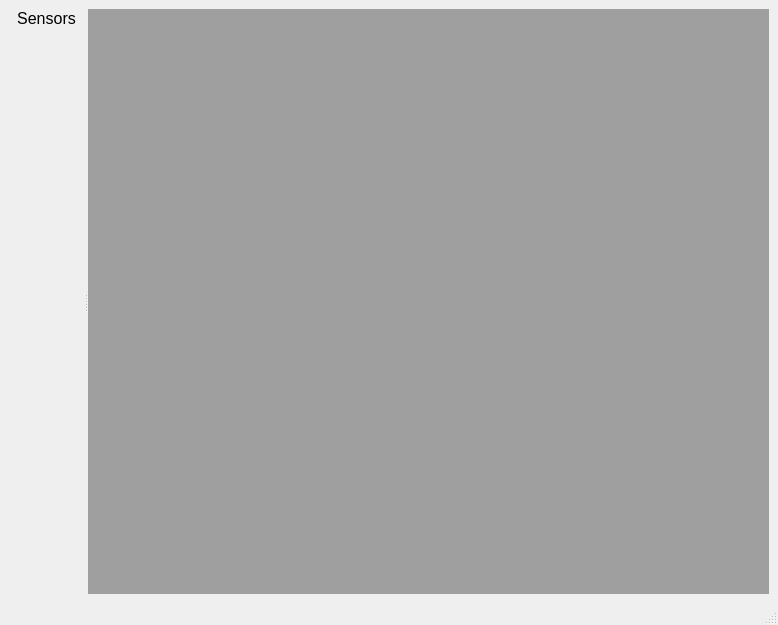
Old version of the form applications/viewer/clientViewer/mainwindow.ui in the repository T-PLAY/hub.
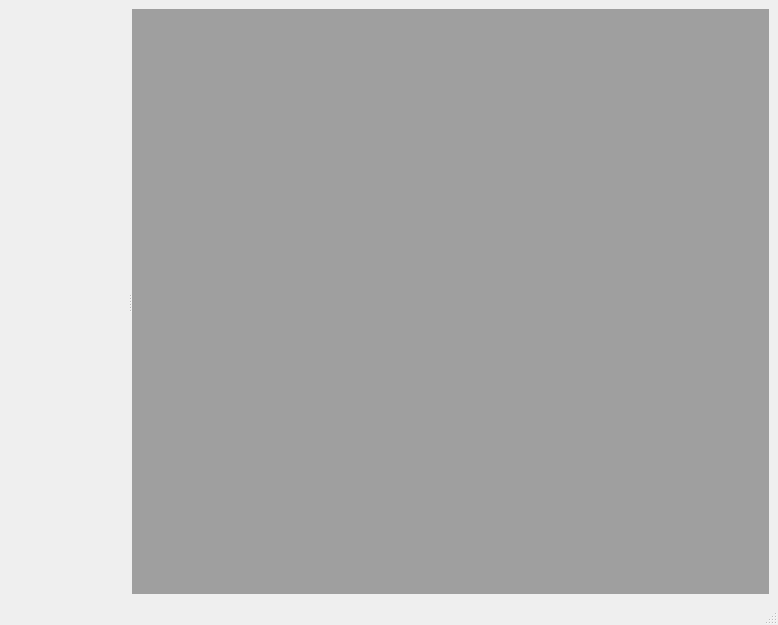
New version of the form. Custom widgets are drawn as their Qt base class.

Commit message: refactor dock, enable to not use server view

The edit to the form file:
```diff
--- a/applications/viewer/clientViewer/mainwindow.ui
+++ b/applications/viewer/clientViewer/mainwindow.ui
@@ -20,54 +20,13 @@
    <string>MainWindow</string>
   </property>
   <widget class="QWidget" name="centralwidget">
-   <layout class="QVBoxLayout" name="verticalLayout_4">
+   <layout class="QVBoxLayout" name="verticalLayout">
     <item>
      <widget class="QSplitter" name="splitter">
-      <property name="sizePolicy">
-       <sizepolicy hsizetype="Preferred" vsizetype="Preferred">
-        <horstretch>0</horstretch>
-        <verstretch>0</verstretch>
-       </sizepolicy>
-      </property>
       <property name="orientation">
        <enum>Qt::Horizontal</enum>
       </property>
-      <widget class="QWidget" name="verticalLayoutWidget_2">
-       <layout class="QVBoxLayout" name="verticalLayout">
-        <item>
-         <widget class="QLabel" name="label">
-          <property name="font">
-           <font>
-            <pointsize>12</pointsize>
-           </font>
-          </property>
-          <property name="text">
-           <string>Sensors</string>
-          </property>
-          <property name="alignment">
-           <set>Qt::AlignCenter</set>
-          </property>
-         </widget>
-        </item>
-        <item>
-         <layout class="QVBoxLayout" name="verticalLayoutSensor">
-          <item>
-           <spacer name="verticalSpacer">
-            <property name="orientation">
-             <enum>Qt::Vertical</enum>
-            </property>
-            <property name="sizeHint" stdset="0">
-             <size>
-              <width>20</width>
-              <height>40</height>
-             </size>
-            </property>
-           </spacer>
-          </item>
-         </layout>
-        </item>
-       </layout>
-      </widget>
+      <widget class="FormSensorViews" name="widgetSensorViews" native="true"/>
       <widget class="QMdiArea" name="mdiArea">
        <property name="sizePolicy">
         <sizepolicy hsizetype="Preferred" vsizetype="Preferred">
@@ -95,6 +54,14 @@
   </widget>
   <widget class="QStatusBar" name="statusbar"/>
  </widget>
+ <customwidgets>
+  <customwidget>
+   <class>FormSensorViews</class>
+   <extends>QWidget</extends>
+   <header location="global">FormSensorViews.h</header>
+   <container>1</container>
+  </customwidget>
+ </customwidgets>
  <resources/>
  <connections/>
 </ui>
```
Left out of the diff: 2 changed lines with no effect on the pictures. The commit also changes 12 other files.
